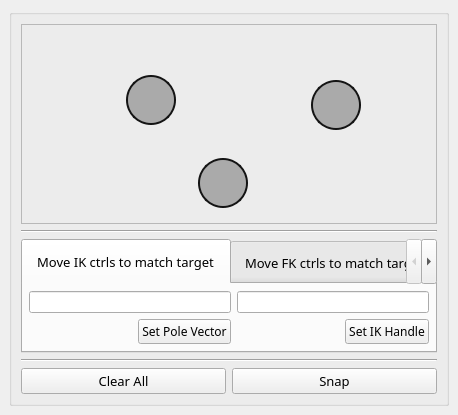
Old version of the form ui/snap.ui in the repository leixingyu/snapTool.
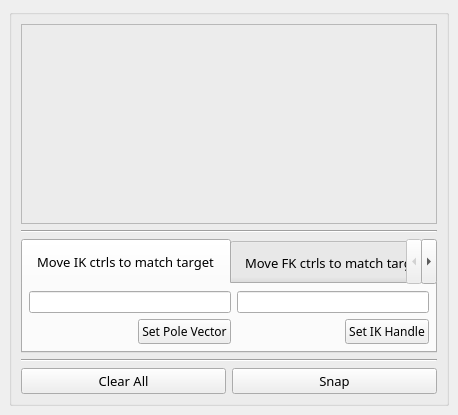
New version of the form. Icons and pictures are not drawn.

Commit message: refactor joint assign button to a custom UI module

Diff of the .ui file:
```diff
--- a/ui/snap.ui
+++ b/ui/snap.ui
@@ -93,99 +93,6 @@
            <bool>true</bool>
           </property>
          </widget>
-         <widget class="QLabel" name="ui_root_Label">
-          <property name="geometry">
-           <rect>
-            <x>105</x>
-            <y>51</y>
-            <width>50</width>
-            <height>50</height>
-           </rect>
-          </property>
-          <property name="baseSize">
-           <size>
-            <width>50</width>
-            <height>50</height>
-           </size>
-          </property>
-          <property name="toolTip">
-           <string notr="true">mi</string>
-          </property>
-          <property name="toolTipDuration">
-           <number>2</number>
-          </property>
-          <property name="styleSheet">
-           <string notr="true">QFrame{
-border-radius: 25px;
-border-width: 2px;
-border-style: solid;
-border-color: rgb(20, 20, 20);
-background-color: rgb(170, 170, 170);
-}
-</string>
-          </property>
-          <property name="text">
-           <string/>
-          </property>
-         </widget>
-         <widget class="QLabel" name="ui_mid_Label">
-          <property name="geometry">
-           <rect>
-            <x>177</x>
-            <y>134</y>
-            <width>50</width>
-            <height>50</height>
-           </rect>
-          </property>
-          <property name="baseSize">
-           <size>
-            <width>50</width>
-            <height>50</height>
-           </size>
-          </property>
-          <property name="styleSheet">
-           <string notr="true">QFrame{
-border-radius: 25px;
-border-width: 2px;
-border-style: solid;
-border-color: rgb(20, 20, 20);
-background-color: rgb(170, 170, 170);
-}
-</string>
-          </property>
-          <property name="text">
-           <string/>
-          </property>
-         </widget>
-         <widget class="QLabel" name="ui_top_Label">
-          <property name="geometry">
-           <rect>
-            <x>290</x>
-            <y>56</y>
-            <width>50</width>
-            <height>50</height>
-           </rect>
-          </property>
-          <property name="baseSize">
-           <size>
-            <width>50</width>
-            <height>50</height>
-           </size>
-          </property>
-          <property name="styleSheet">
-           <string notr="true">QFrame{
-border-radius: 25px;
-border-width: 2px;
-border-style: solid;
-border-color: rgb(20, 20, 20);
-background-color: rgb(170, 170, 170);
-}
-</string>
-          </property>
-          <property name="text">
-           <string/>
-          </property>
-         </widget>
         </widget>
        </item>
        <item>
```
The commit also changes 2 other files.
